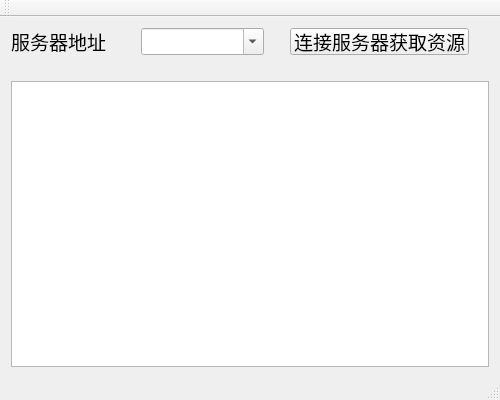
First picture: the form in server/resourcemanager_client/mainwindow.ui, repository weilaidb/resourcemanager, before the edit.
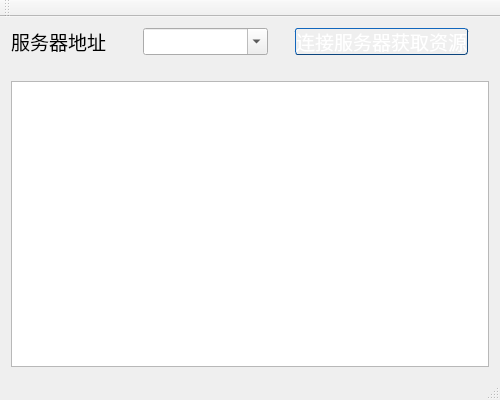
Second picture: the form after the edit.

Patch:
```diff
--- a/server/resourcemanager_client/mainwindow.ui
+++ b/server/resourcemanager_client/mainwindow.ui
@@ -138,6 +138,44 @@
             <pointsize>14</pointsize>
            </font>
           </property>
+          <property name="styleSheet">
+           <string notr="true">QPushButton {
+    /* Let's make the size of the button 1,5 times of font size. */
+    min-height: 1.5em;
+    /* Font size just 1.*/
+    font: 1em;
+    /* Margins so that we get a little space on the left and right. */
+    margin: 0 1px 0 1px;
+    /* The font color */ 
+    color: white;
+    /* Here's the background gradient with start point, end point, 
+       stop &quot;percentage&quot; and color, stop percentage and color. */
+    background-color: qlineargradient(x1: 0, y1: 0, x2: 0, y2: 1,
+                                      stop: 0 #2198c0, stop: 1 #0d5ca6);
+    /* We'll round the borders. */
+    border-style: outset;
+    /* Round radius will be 3px */
+    border-radius: 3px;
+    /* Border is only one pixel */
+    border-width: 1px;
+    /* Border color is now set */
+    border-color: #0c457e;
+}
+ 
+/* This is style when button is pressed */
+QPushButton:pressed {
+    /* We'll just invert the gradient by changing the colors around. */
+    background-color: qlineargradient(x1: 0, y1: 0, x2: 0, y2: 1,
+                                      stop: 0 #0d5ca6, stop: 1 #2198c0);
+}
+ 
+QPushButton:flat {
+    border: none;
+}
+QPushButton:disabled {
+	color: grey
+}</string>
+          </property>
           <property name="text">
            <string>连接服务器获取资源</string>
           </property>
```
Left out of the diff: 2 changed lines with no effect on the pictures.
